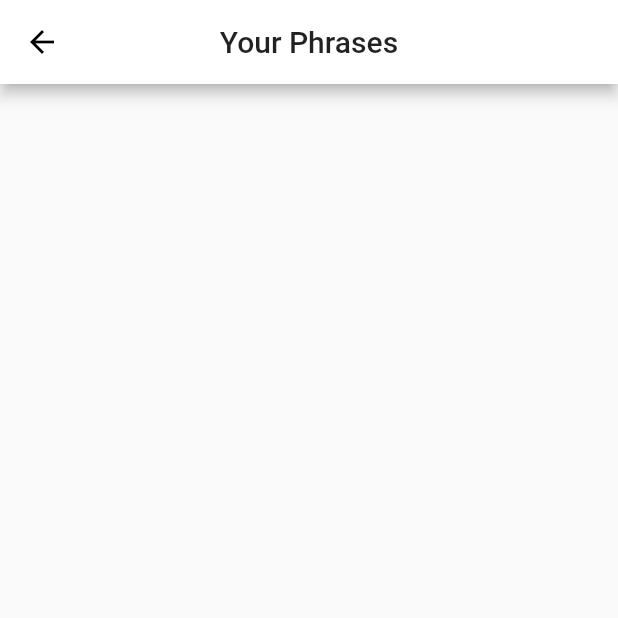
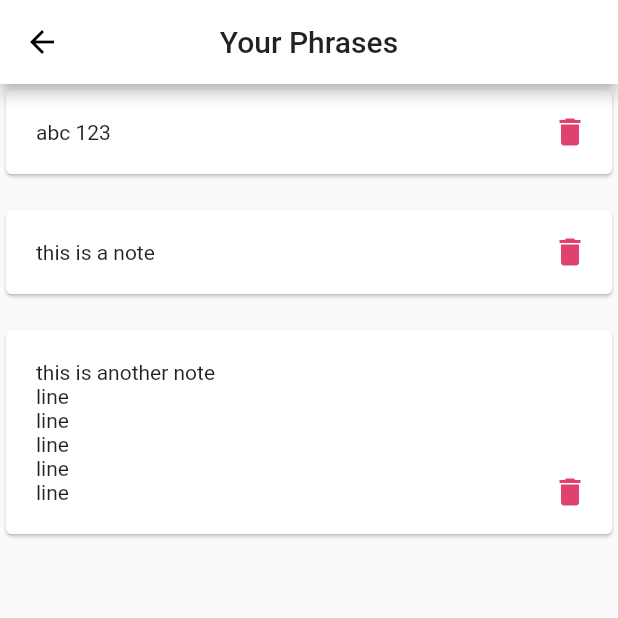
Before and after one commit to sabastianpeters/vfs-project-clair, a Flutter app: the NoteListScreen screen opened directly, on a phone screen of 412 x 824 dp, the top half of it. Run offline on Flutter 3.47's test engine with Material 2 defaults, Android fonts, the phone set to English and light mode, and no system bars; network calls fail.

Commit message:
added: note list screen

```diff
--- a/project_clair/lib/common.dart
+++ b/project_clair/lib/common.dart
@@ -23,6 +23,11 @@ export './screens/note_list_screen.dart';
 
 export './data/note_data.dart';
 
+
+
+// ## COMPONENT REFERENCES ##
+
+export './components/note_list.dart';
 
 
 
--- /dev/null
+++ b/project_clair/lib/components/note_list.dart
@@ -0,0 +1,96 @@
+/*
+    Copyright (C) 2020 Sabastian Peters
+
+    A component for displaying a list of notes
+*/
+
+import 'package:project_clair/common.dart';
+
+
+class NoteList extends StatefulWidget {
+
+    @override
+    NoteListState createState() => NoteListState();
+
+}
+
+class NoteListState extends State<NoteList> {
+
+
+
+    // ## FLUTTER METHODS ##
+
+    @override
+    Widget build(BuildContext context) {
+        return _buildList(context);
+    }
+
+
+
+
+    // ## PRIVATE UTIL METHODS ##
+
+    Widget _buildList (BuildContext context){
+
+        List<NoteData> noteList = [
+            NoteData("abc 123"),
+            NoteData("this is a note"),
+            NoteData("this is another note\nline\nline\nline\nline\nline"),
+        ];
+
+
+        return ListView.builder(
+            itemCount: noteList.length * 2,
+            itemBuilder: (context, i){
+
+                if(i.isOdd) return SizedBox( height: 16 ); /// spacing between notes
+                return _buildCard(context, noteList[i ~/ 2]); /// the cards themselves
+            }
+        );
+    }
+
+
+    Widget _buildCard (BuildContext context, NoteData note){
+
+        return Card(
+            child: Container(
+                padding: EdgeInsets.all(4),
+                child: IntrinsicHeight( child: Row(
+                    crossAxisAlignment: CrossAxisAlignment.start,
+                    children: <Widget>[
+
+                        // Body Text
+
+                        Container(
+                            padding: EdgeInsets.all(16),
+                            child: Text(note.body),
+                        ),
+
+
+                        Spacer(),
+
+                        Column(
+                            mainAxisAlignment: MainAxisAlignment.end,
+                            children: <Widget>[
+
+                                // Action Items
+
+                                IconButton(
+                                    icon: Icon(
+                                        Icons.delete,
+                                        color: Color.fromRGBO(224, 66, 110, 1),
+                                    ),
+                                    onPressed: () {},
+                                ),
+
+
+                            ],
+                        ),
+
+                    ],
+                )),
+            )
+        );
+    }
+
+}
--- a/project_clair/lib/screens/note_list_screen.dart
+++ b/project_clair/lib/screens/note_list_screen.dart
@@ -18,14 +18,8 @@ class NoteListScreen extends StatelessWidget {
                 title: Text("Your Phrases"),
                 centerTitle: true,
             ),
+            body: NoteList(),
         );
     }
 
-
-
-
-    Widget _getCard (NoteData note){
-
-    }
-
 }
```
